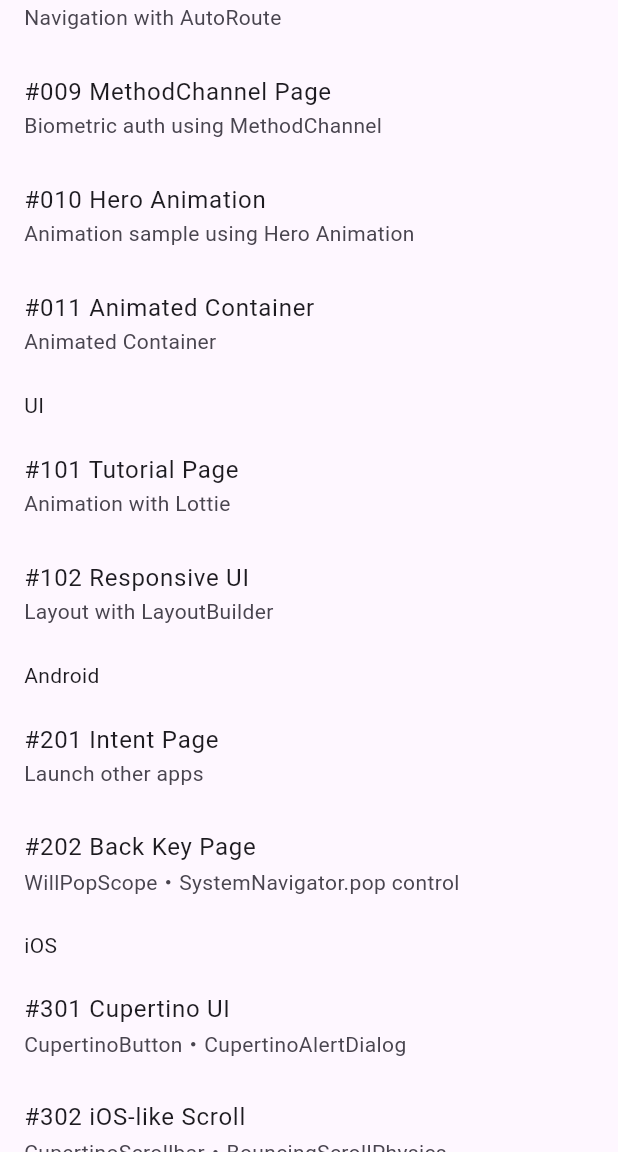
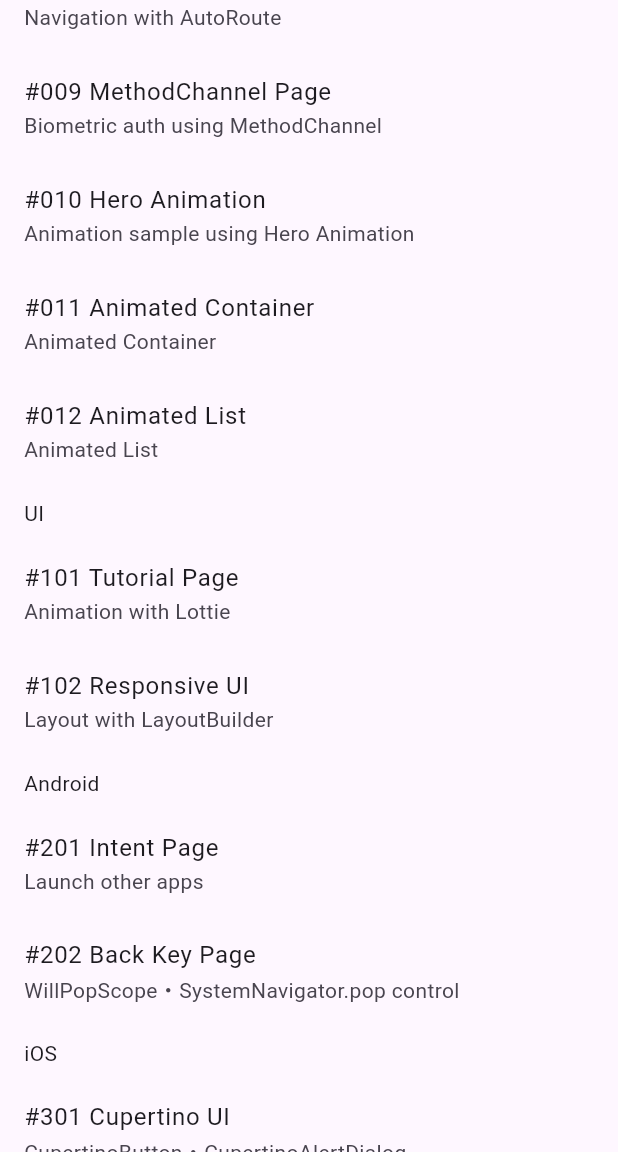
Before and after one commit to sakata-yu/flutter_catalog_app, a Flutter app: the screen it shows after launch, scrolled down 576 dp, on a phone screen of 412 x 824 dp, the part 84-1236 px from its top. Run offline on Flutter 3.47's test engine with Material 3 defaults, Android fonts, the light colour scheme and no system bars; our stand-ins replace auto_route, camera, dio, firebase_core, flutter_hooks, flutter_map and 10 more; missing offline and left inert: android_intent_plus; accounts and stored records are empty; generated files the repository leaves out were written again.

Commit message:
012.AnimatedList

```diff
--- a/lib/core/config/catalog_items.dart
+++ b/lib/core/config/catalog_items.dart
@@ -75,6 +75,11 @@ List<CatalogItem> commonCatalogItems = <CatalogItem>[
     detail: (BuildContext context) => context.l10n.animated_container_detail,
     route: const AnimatedContainerRoute(),
   ),
+  CatalogItem(
+    title: (BuildContext context) => context.l10n.animated_list_title,
+    detail: (BuildContext context) => context.l10n.animated_list_detail,
+    route: const AnimatedListRoute(),
+  ),
 ];
 
 List<CatalogItem> uiCatalogItems = <CatalogItem>[
--- a/lib/core/router/app_router.dart
+++ b/lib/core/router/app_router.dart
@@ -17,6 +17,7 @@ import '../../features/catalog009//method_channel_page.dart';
 import '../../features/catalog010/hero_animation_page.dart';
 import '../../features/catalog010//view/hero_animation_detail_page.dart';
 import '../../features/catalog011/animated_container_page.dart';
+import '../../features/catalog012/animated_list_page.dart';
 
 import '../../features/catalog101/tutorial_page.dart';
 import '../../features/catalog102/responsive_page.dart';
@@ -62,6 +63,7 @@ class AppRouter extends RootStackRouter {
         AutoRoute(page: HeroAnimationRoute.page),
         AutoRoute(page: HeroAnimationDetailRoute.page),
         AutoRoute(page: AnimatedContainerRoute.page),
+        AutoRoute(page: AnimatedListRoute.page),
 
         /// #008 画面遷移画面用
         AutoRoute(page: TransitionSimpleRoute.page),
--- a/lib/features/catalog002/view_model/login_view_model.dart
+++ b/lib/features/catalog002/view_model/login_view_model.dart
@@ -20,7 +20,7 @@ class LoginViewModel extends StateNotifier<AsyncValue<LoginState>> {
   Future<void> login() async {
     state = const AsyncValue<LoginState>.loading();
     state = await AsyncValue.guard(() async {
-      await Future<bool>.delayed(const Duration(seconds: 2));
+      await Future<bool>.delayed(const Duration(seconds: 2), () => true);
       authController.login();
       return state.value?.copyWith() ?? const LoginState();
     });
@@ -30,7 +30,7 @@ class LoginViewModel extends StateNotifier<AsyncValue<LoginState>> {
   Future<void> logout() async {
     state = const AsyncValue<LoginState>.loading();
     state = await AsyncValue.guard(() async {
-      await Future<bool>.delayed(const Duration(seconds: 1));
+      await Future<bool>.delayed(const Duration(seconds: 1), () => true);
       authController.logout();
       return state.value?.copyWith() ?? const LoginState();
     });
--- /dev/null
+++ b/lib/features/catalog012/data/animated_list_page_state.dart
@@ -0,0 +1,13 @@
+import 'package:flutter/material.dart';
+import 'package:freezed_annotation/freezed_annotation.dart';
+
+part 'animated_list_page_state.freezed.dart';
+
+@freezed
+abstract class AnimatedListPageState with _$AnimatedListPageState {
+  const factory AnimatedListPageState({
+    GlobalKey<AnimatedListState>? listKey,
+    @Default(<String>[]) List<String> items,
+  }) = _AnimatedListPageState;
+
+}
--- a/lib/l10n/app_en.arb
+++ b/lib/l10n/app_en.arb
@@ -22,6 +22,8 @@
   "hero_animation_detail": "Animation sample using Hero Animation",
   "animated_container_title": "#011 Animated Container",
   "animated_container_detail": "Animated Container",
+  "animated_list_title": "#012 Animated List",
+  "animated_list_detail": "Animated List",
   "tutorial_title": "#101 Tutorial Page",
   "tutorial_detail": "Animation with Lottie",
   "responsive_title": "#102 Responsive UI",
--- a/lib/l10n/app_ja.arb
+++ b/lib/l10n/app_ja.arb
@@ -22,6 +22,8 @@
   "hero_animation_detail": "Heroアニメーションを使った遷移アニメーション",
   "animated_container_title": "#011 Animated Container",
   "animated_container_detail": "Animated Containerを使ったアニメーション",
+  "animated_list_title": "#012 Animated List",
+  "animated_list_detail": "Animated Listを使ったリストアニメーション",
   "tutorial_title": "#101 チュートリアル画面",
   "tutorial_detail": "Lottieを使ったアニメーション",
   "responsive_title": "#102 レスポンシブUI",
```
Also changed, not shown: lib/features/catalog012/animated_list_page.dart (added, +39 -0 lines), lib/features/catalog012/view_model/animated_list_view_model.dart (added, +50 -0 lines), 1 other file.
